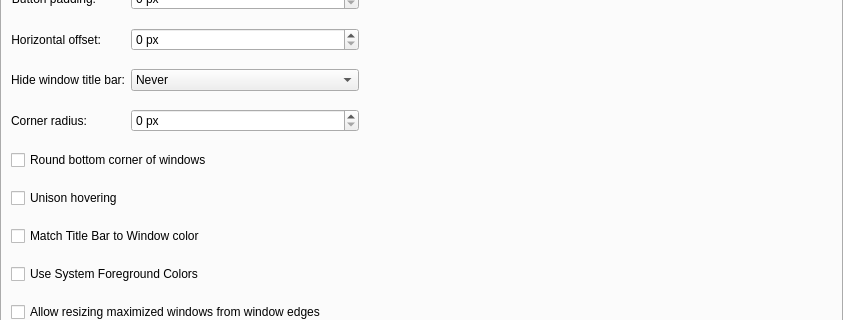
The window that config/ui/breezeconfigurationui.ui (axtaylor/SierraBreezeEnhanced) describes before a commit, drawn with Qt 5; both pictures show x 0 to 843 and y 221 to 541 of the 843 by 814 pixel window.
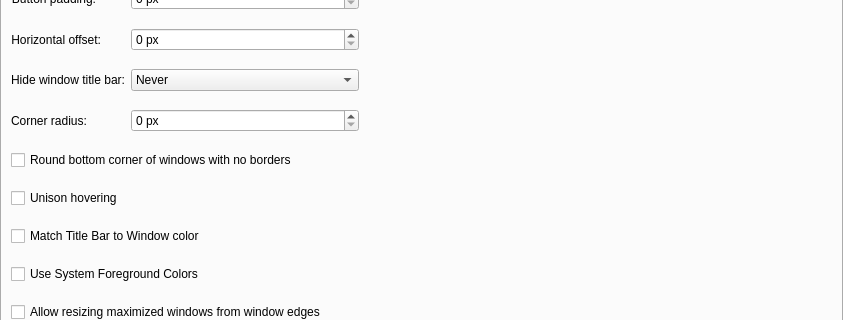
The same window after the commit. Custom widgets are drawn as their Qt base class.

The edit to the form file:
```diff
--- a/config/ui/breezeconfigurationui.ui
+++ b/config/ui/breezeconfigurationui.ui
@@ -36,7 +36,7 @@
        <item row="8" column="1" colspan="4">
         <widget class="QCheckBox" name="roundedBottomCorners">
          <property name="text">
-          <string>Round bottom corner of windows</string>
+          <string>Round bottom corner of windows with no borders</string>
          </property>
         </widget>
        </item>
```
